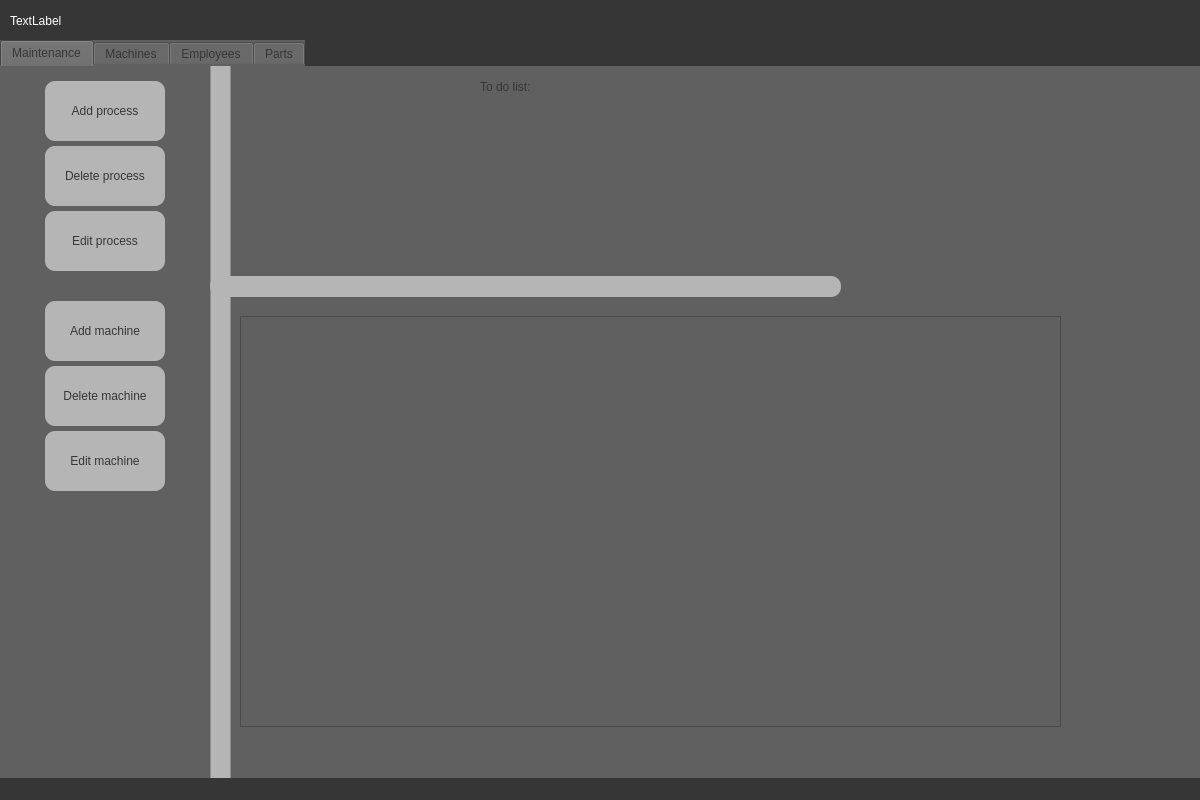
Qt form AppWindow.ui (asuXie/Machine-Maintenance-System-MMS) before a commit.
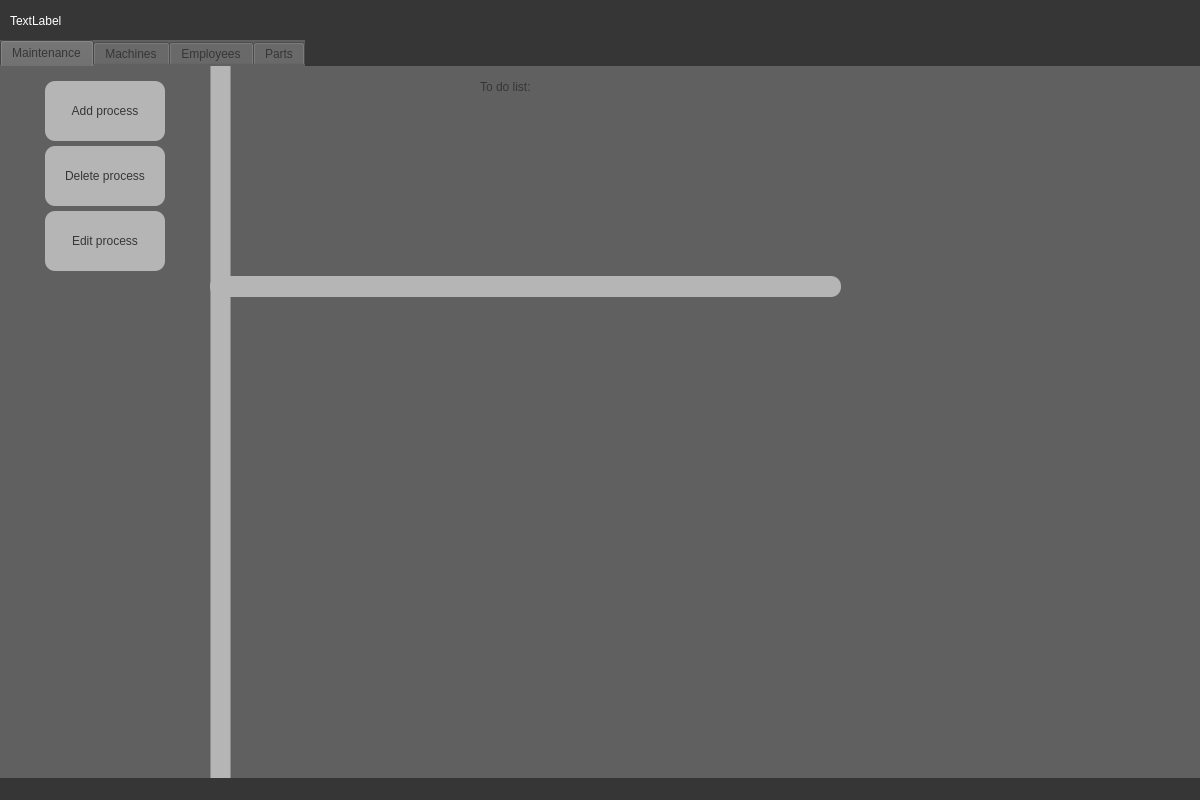
The same form after that commit. The open tabs and pages were chosen to show the change.

```diff
--- a/AppWindow.ui
+++ b/AppWindow.ui
@@ -37,7 +37,7 @@
      <enum>QTabWidget::Rounded</enum>
     </property>
     <property name="currentIndex">
-     <number>2</number>
+     <number>1</number>
     </property>
     <widget class="QWidget" name="tab_4">
      <attribute name="title">
@@ -206,87 +206,80 @@
        <string>To do list:</string>
       </property>
      </widget>
+    </widget>
+    <widget class="QWidget" name="tab_2">
+     <attribute name="title">
+      <string>Machines</string>
+     </attribute>
+     <widget class="QFrame" name="frame_3">
+      <property name="geometry">
+       <rect>
+        <x>210</x>
+        <y>-40</y>
+        <width>21</width>
+        <height>781</height>
+       </rect>
+      </property>
+      <property name="styleSheet">
+       <string notr="true">
+background-color: rgb(181, 181, 181);</string>
+      </property>
+      <property name="frameShape">
+       <enum>QFrame::StyledPanel</enum>
+      </property>
+      <property name="frameShadow">
+       <enum>QFrame::Raised</enum>
+      </property>
+     </widget>
      <widget class="QTableWidget" name="machineTable">
       <property name="geometry">
        <rect>
-        <x>240</x>
-        <y>250</y>
-        <width>821</width>
-        <height>411</height>
+        <x>250</x>
+        <y>10</y>
+        <width>791</width>
+        <height>661</height>
        </rect>
       </property>
-      <property name="minimumSize">
-       <size>
-        <width>581</width>
-        <height>0</height>
-       </size>
+      <property name="styleSheet">
+       <string notr="true">font: 12pt &quot;Verdana&quot;;
+color: rgb(255, 159, 102);</string>
       </property>
-      <property name="showGrid">
-       <bool>true</bool>
-      </property>
-      <property name="columnCount">
-       <number>5</number>
-      </property>
-      <attribute name="horizontalHeaderVisible">
-       <bool>false</bool>
-      </attribute>
-      <attribute name="horizontalHeaderCascadingSectionResizes">
-       <bool>false</bool>
-      </attribute>
-      <attribute name="horizontalHeaderMinimumSectionSize">
-       <number>72</number>
-      </attribute>
-      <attribute name="horizontalHeaderShowSortIndicator" stdset="0">
-       <bool>false</bool>
-      </attribute>
-      <attribute name="horizontalHeaderStretchLastSection">
-       <bool>false</bool>
-      </attribute>
-      <attribute name="verticalHeaderMinimumSectionSize">
-       <number>33</number>
-      </attribute>
-      <attribute name="verticalHeaderShowSortIndicator" stdset="0">
-       <bool>false</bool>
-      </attribute>
-      <attribute name="verticalHeaderStretchLastSection">
-       <bool>false</bool>
-      </attribute>
       <column>
        <property name="text">
         <string>Machine ID</string>
        </property>
       </column>
+      <column>
+       <property name="text">
+        <string>Model</string>
+       </property>
+      </column>
+      <column>
+       <property name="text">
+        <string>Required Maintenance</string>
+       </property>
+      </column>
+      <column>
+       <property name="text">
+        <string>Is Running</string>
+       </property>
+      </column>
       <column>
        <property name="text">
         <string>Operator</string>
        </property>
       </column>
-      <column>
-       <property name="text">
-        <string>Running</string>
-       </property>
-      </column>
-      <column>
-       <property name="text">
-        <string>Setup date</string>
-       </property>
-      </column>
-      <column>
-       <property name="text">
-        <string>Latest start</string>
-       </property>
-      </column>
      </widget>
-     <widget class="QWidget" name="gridLayoutWidget_3">
+     <widget class="QWidget" name="gridLayoutWidget_4">
       <property name="geometry">
        <rect>
         <x>10</x>
-        <y>230</y>
+        <y>10</y>
         <width>191</width>
         <height>201</height>
        </rect>
       </property>
-      <layout class="QGridLayout" name="gridLayout_3">
+      <layout class="QGridLayout" name="gridLayout_4">
        <property name="spacing">
         <number>0</number>
        </property>
@@ -381,31 +374,6 @@
       </layout>
      </widget>
     </widget>
-    <widget class="QWidget" name="tab_2">
-     <attribute name="title">
-      <string>Machines</string>
-     </attribute>
-     <widget class="QFrame" name="frame_3">
-      <property name="geometry">
-       <rect>
-        <x>210</x>
-        <y>-40</y>
-        <width>21</width>
-        <height>781</height>
-       </rect>
-      </property>
-      <property name="styleSheet">
-       <string notr="true">
-background-color: rgb(181, 181, 181);</string>
-      </property>
-      <property name="frameShape">
-       <enum>QFrame::StyledPanel</enum>
-      </property>
-      <property name="frameShadow">
-       <enum>QFrame::Raised</enum>
-      </property>
-     </widget>
-    </widget>
     <widget class="QWidget" name="tab">
      <attribute name="title">
       <string>Employees</string>
```
